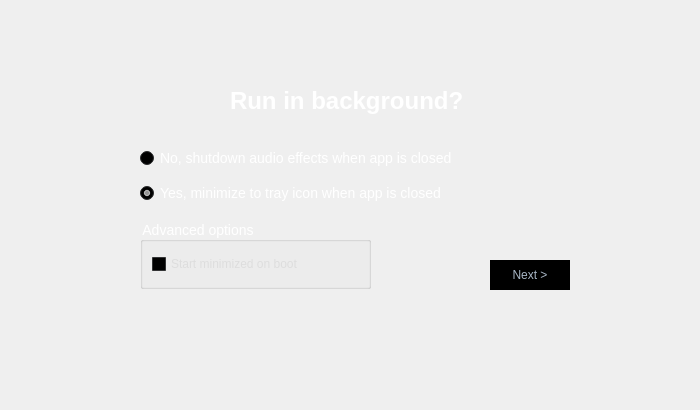
First picture: the form in src/interface/fragment/FirstLaunchWizard.ui, repository Audio4Linux/JDSP4Linux, before the edit.
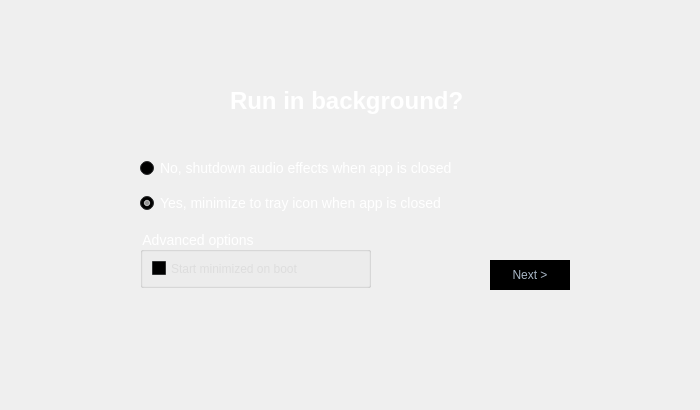
Second picture: the form after the edit. The open tabs and pages were chosen to show the change. Custom widgets are drawn as their Qt base class.

```diff
--- a/src/interface/fragment/FirstLaunchWizard.ui
+++ b/src/interface/fragment/FirstLaunchWizard.ui
@@ -1759,7 +1759,7 @@
          <x>130</x>
          <y>0</y>
          <width>445</width>
-         <height>230</height>
+         <height>231</height>
         </rect>
        </property>
        <widget class="QPushButton" name="p3_next">
@@ -1872,7 +1872,7 @@
         <property name="geometry">
          <rect>
           <x>10</x>
-          <y>80</y>
+          <y>90</y>
           <width>356</width>
           <height>73</height>
          </rect>
@@ -2793,9 +2793,9 @@
         <property name="geometry">
          <rect>
           <x>10</x>
-          <y>160</y>
+          <y>170</y>
           <width>231</width>
-          <height>69</height>
+          <height>58</height>
          </rect>
         </property>
         <property name="styleSheet">
```
Left out of the diff: 2 changed lines with no effect on the pictures.
